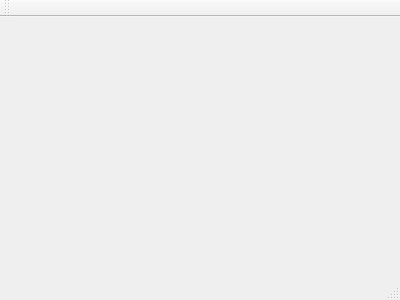
This is mainwindow.ui in SeptemberHX/TodoManager as Qt 5 draws it before an edit. The edited form follows.
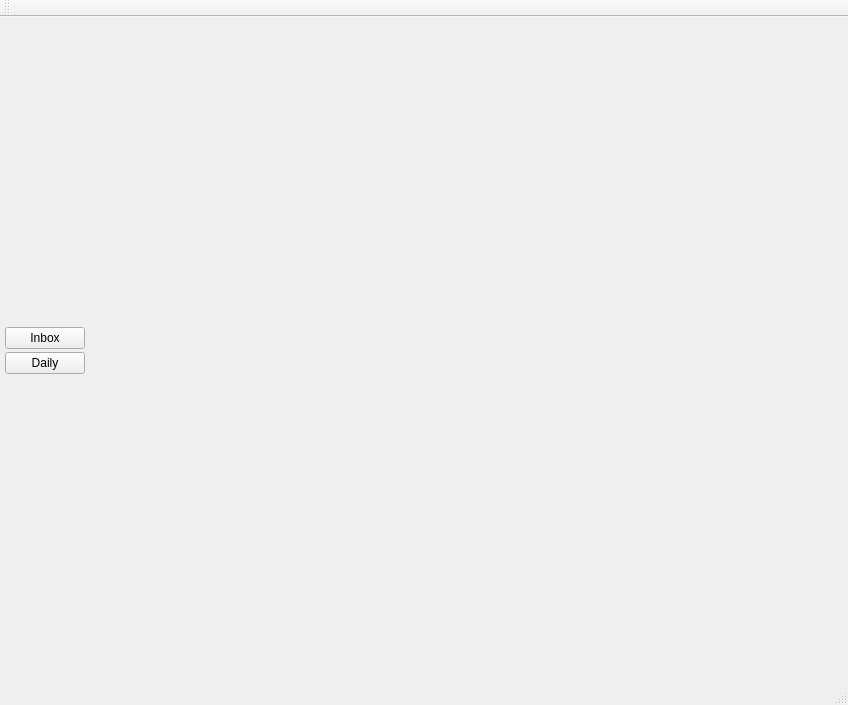
This is the edited form.

Commit message: Add: Inbox Mode Change: ListView uses filters to check whether items meet conditions

What changed in the file:
```diff
--- a/mainwindow.ui
+++ b/mainwindow.ui
@@ -1,24 +1,136 @@
 <ui version="4.0">
  <class>MainWindow</class>
- <widget class="QMainWindow" name="MainWindow" >
-  <property name="geometry" >
+ <widget class="QMainWindow" name="MainWindow">
+  <property name="geometry">
    <rect>
     <x>0</x>
     <y>0</y>
-    <width>400</width>
-    <height>300</height>
+    <width>848</width>
+    <height>705</height>
    </rect>
   </property>
   <property name="windowTitle" >
    <string>MainWindow</string>
   </property>
-  <widget class="QMenuBar" name="menuBar" />
-  <widget class="QToolBar" name="mainToolBar" />
-  <widget class="QWidget" name="centralWidget" />
-  <widget class="QStatusBar" name="statusBar" />
+  <widget class="QWidget" name="centralWidget">
+   <layout class="QHBoxLayout" name="horizontalLayout">
+    <property name="spacing">
+     <number>0</number>
+    </property>
+    <property name="leftMargin">
+     <number>0</number>
+    </property>
+    <property name="topMargin">
+     <number>0</number>
+    </property>
+    <property name="rightMargin">
+     <number>0</number>
+    </property>
+    <property name="bottomMargin">
+     <number>0</number>
+    </property>
+    <item>
+     <widget class="QWidget" name="widget" native="true">
+      <layout class="QVBoxLayout" name="verticalLayout">
+       <property name="spacing">
+        <number>3</number>
+       </property>
+       <property name="leftMargin">
+        <number>5</number>
+       </property>
+       <property name="topMargin">
+        <number>5</number>
+       </property>
+       <property name="rightMargin">
+        <number>5</number>
+       </property>
+       <property name="bottomMargin">
+        <number>5</number>
+       </property>
+       <item>
+        <spacer name="verticalSpacer_2">
+         <property name="orientation">
+          <enum>Qt::Vertical</enum>
+         </property>
+         <property name="sizeHint" stdset="0">
+          <size>
+           <width>20</width>
+           <height>267</height>
+          </size>
+         </property>
+        </spacer>
+       </item>
+       <item>
+        <widget class="QPushButton" name="inboxModePushButton">
+         <property name="text">
+          <string>Inbox</string>
+         </property>
+         <property name="checkable">
+          <bool>true</bool>
+         </property>
+         <property name="checked">
+          <bool>false</bool>
+         </property>
+         <property name="flat">
+          <bool>false</bool>
+         </property>
+        </widget>
+       </item>
+       <item>
+        <widget class="QPushButton" name="dailyModePushButton">
+         <property name="text">
+          <string>Daily</string>
+         </property>
+         <property name="checkable">
+          <bool>true</bool>
+         </property>
+        </widget>
+       </item>
+       <item>
+        <spacer name="verticalSpacer">
+         <property name="orientation">
+          <enum>Qt::Vertical</enum>
+         </property>
+         <property name="sizeHint" stdset="0">
+          <size>
+           <width>20</width>
+           <height>266</height>
+          </size>
+         </property>
+        </spacer>
+       </item>
+      </layout>
+     </widget>
+    </item>
+    <item>
+     <widget class="QStackedWidget" name="stackedWidget">
+      <widget class="QWidget" name="page"/>
+      <widget class="QWidget" name="page_2"/>
+     </widget>
+    </item>
+   </layout>
+  </widget>
+  <widget class="QMenuBar" name="menuBar">
+   <property name="geometry">
+    <rect>
+     <x>0</x>
+     <y>0</y>
+     <width>848</width>
+     <height>30</height>
+    </rect>
+   </property>
+  </widget>
+  <widget class="QToolBar" name="mainToolBar">
+   <attribute name="toolBarArea">
+    <enum>TopToolBarArea</enum>
+   </attribute>
+   <attribute name="toolBarBreak">
+    <bool>false</bool>
+   </attribute>
+  </widget>
+  <widget class="QStatusBar" name="statusBar"/>
  </widget>
- <layoutDefault spacing="6" margin="11" />
- <pixmapfunction></pixmapfunction>
+ <layoutdefault spacing="6" margin="11"/>
  <resources/>
  <connections/>
 </ui>
```
Left out of the diff: 3 changed lines with no effect on the pictures. The commit also changes 19 other files.
